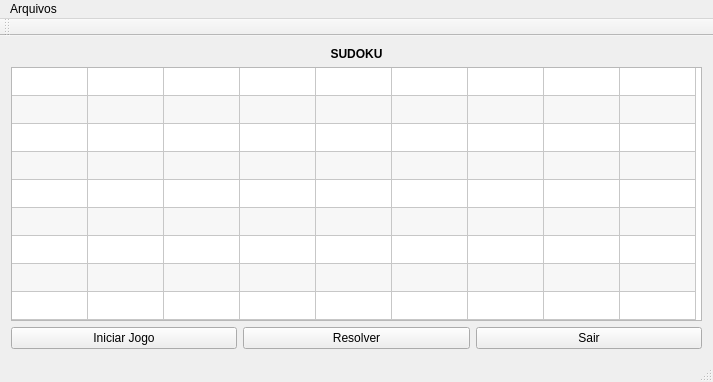
Qt form Sudoku (QT Version)/mainsudoku.ui (Rodrigoaz7/programacaoavancada) before a commit.
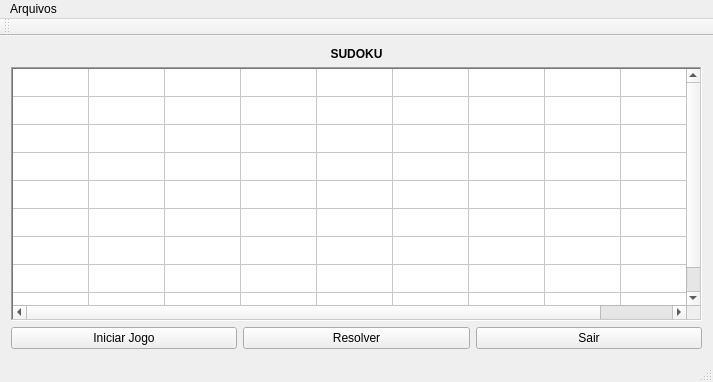
The same form after that commit.

Commit message: Deixando sudoku agradável

Diff of the .ui file:
```diff
--- a/Sudoku (QT Version)/mainsudoku.ui
+++ b/Sudoku (QT Version)/mainsudoku.ui
@@ -83,6 +83,12 @@
       <property name="layoutDirection">
        <enum>Qt::LeftToRight</enum>
       </property>
+      <property name="frameShape">
+       <enum>QFrame::WinPanel</enum>
+      </property>
+      <property name="frameShadow">
+       <enum>QFrame::Sunken</enum>
+      </property>
       <property name="verticalScrollBarPolicy">
        <enum>Qt::ScrollBarAsNeeded</enum>
       </property>
@@ -102,7 +108,7 @@
        <bool>false</bool>
       </property>
       <property name="alternatingRowColors">
-       <bool>true</bool>
+       <bool>false</bool>
       </property>
       <property name="selectionMode">
        <enum>QAbstractItemView::ExtendedSelection</enum>
```
Left out of the diff: 3 changed lines with no effect on the pictures. The commit also changes 2 other files.
